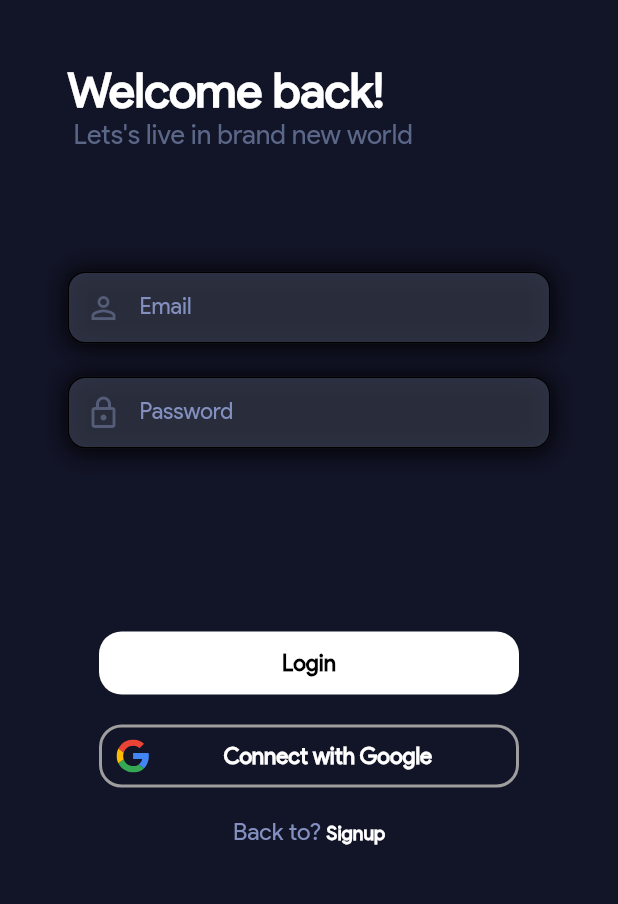
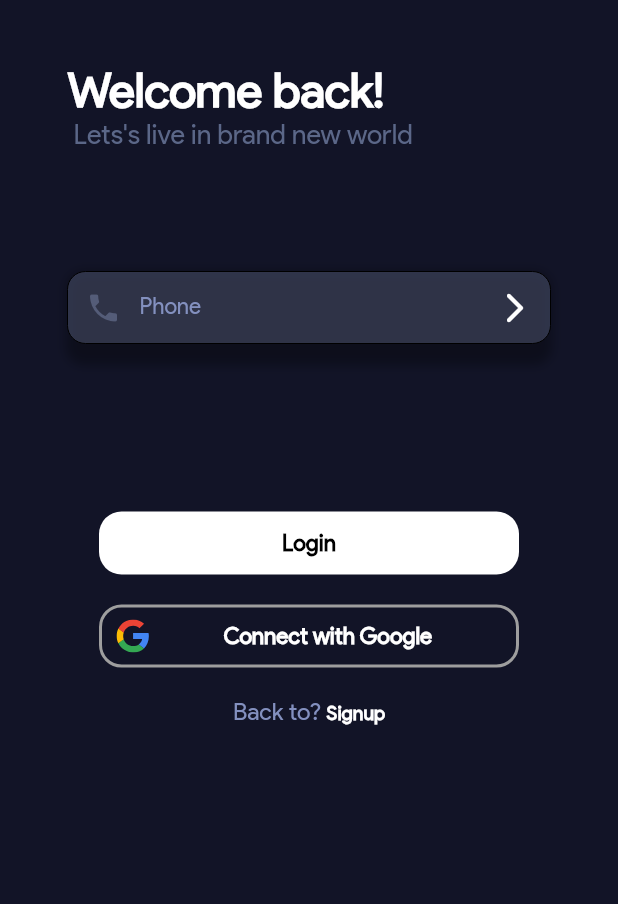
Before and after one commit to suhaibvazin/vchatter, a Flutter app: the screen it shows after launch, on a phone screen of 412 x 824 dp, the part 231-1135 px from its top. Run offline on Flutter 3.47's test engine with Material 2 defaults, Android fonts, the phone set to English and light mode, and no system bars; our stand-ins replace bloc, equatable, firebase_auth, firebase_core, flutter_bloc, flutter_svg and 1 more; accounts and stored records are empty.

Commit message:
ui-login-phone-modified

```diff
--- a/lib/auth/presentation/ui/screens/login_page.dart
+++ b/lib/auth/presentation/ui/screens/login_page.dart
@@ -109,22 +109,20 @@ class _LoginPageViewState extends State<LoginPageView> {
                     ),
                     Column(
                       children: [
-                        //password text field
+                        //phone number field
                         TextFieldEntry(
                           controller: _emailController,
-                          label: 'Email',
-                          icon: const Icon(Icons.person_outline_outlined),
+                          label: 'Phone',
+                          icon: const Icon(Icons.phone),
+                          suffixIconButton: IconButton(
+                            icon: const Icon(Icons.arrow_forward_ios_rounded),
+                            color: Colors.white,
+                            onPressed: () {},
+                            splashRadius: 20.0,
+                          ),
                         ),
                         const SizedBox(
-                          height: 20,
-                        ),
-                        TextFieldEntry(
-                          controller: _passwordController,
-                          label: 'Password',
-                          icon: const Icon(Icons.lock_outlined),
-                        ),
-                        const SizedBox(
-                          height: 120,
+                          height: 100,
                         ),
                         InkWell(
                           onTap: () {
--- a/lib/auth/presentation/ui/widgets/text_field_entry.dart
+++ b/lib/auth/presentation/ui/widgets/text_field_entry.dart
@@ -4,46 +4,48 @@ class TextFieldEntry extends StatelessWidget {
   final String label;
   final Icon? icon;
   final TextEditingController controller;
+  final IconButton? suffixIconButton;
+
   const TextFieldEntry({
     super.key,
     required this.label,
     this.icon,
     required this.controller,
+    this.suffixIconButton,
   });
 
   @override
   Widget build(BuildContext context) {
     return Container(
-      height: 50,
+      height: 60,
       decoration: BoxDecoration(
         borderRadius: BorderRadius.circular(12),
         boxShadow: [
           BoxShadow(
             color: const Color.fromARGB(255, 0, 0, 0)
-                .withOpacity(0.9), // Set shadow color
+                .withOpacity(0.3), // Set shadow color
             spreadRadius: 1.0,
-            blurRadius: 12.0,
-            offset: const Offset(0, 0), // Offset of the shadow
+            blurRadius: 5.0,
+            offset: const Offset(0, 1), // Offset of the shadow
           ),
         ],
       ),
       child: TextFormField(
         autocorrect: false,
         keyboardType:
-            label == 'Email' ? TextInputType.emailAddress : TextInputType.text,
+            label == 'Email' ? TextInputType.text : TextInputType.phone,
         obscureText: label == 'Password' ? true : false,
         controller: controller,
         style: const TextStyle(color: Colors.white70),
         decoration: InputDecoration(
             contentPadding: const EdgeInsets.fromLTRB(10, 5, 10, 7),
-          border: InputBorder.none,
             fillColor: const Color.fromARGB(122, 84, 92, 120),
             filled: true,
             prefixIcon: icon,
             prefixIconColor: const Color.fromARGB(255, 84, 92, 120),
             enabledBorder: OutlineInputBorder(
                 borderRadius: BorderRadius.circular(12),
-          ),
+                borderSide: const BorderSide(width: 0)),
             focusedBorder: OutlineInputBorder(
               borderRadius: BorderRadius.circular(12),
               borderSide: const BorderSide(
@@ -63,7 +65,7 @@ class TextFieldEntry extends StatelessWidget {
                   fontSize: 15,
                   fontWeight: FontWeight.w400),
             ),
-        ),
+            suffixIcon: suffixIconButton),
       ),
     );
   }
```
Lines whose indentation alone changed are shown as unchanged.
